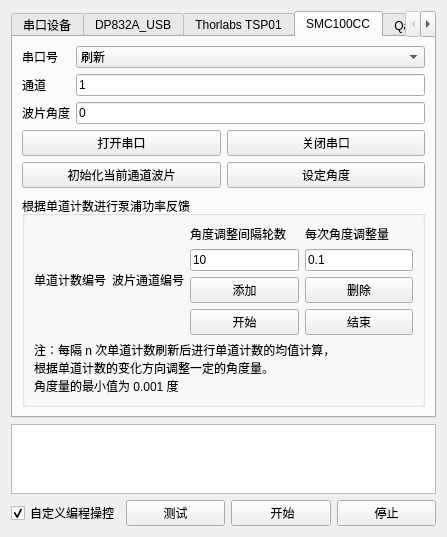
This is ui/externalapplicationswidget.ui in WhiteChimney/TDC-counter as Qt 5 draws it before an edit. The edited form follows.
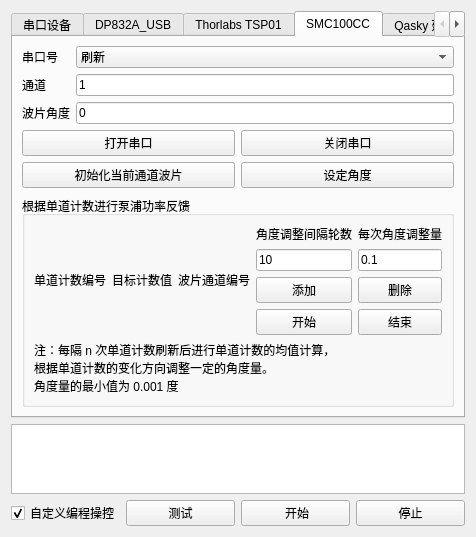
This is the edited form.

Commit message: 修改波片反馈代码

```diff
--- a/ui/externalapplicationswidget.ui
+++ b/ui/externalapplicationswidget.ui
@@ -680,13 +680,6 @@
           </item>
           <item row="0" column="0" rowspan="4">
            <layout class="QGridLayout" name="layoutAngleFeedback">
-            <item row="0" column="1">
-             <widget class="QLabel" name="label_34">
-              <property name="text">
-               <string>波片通道编号</string>
-              </property>
-             </widget>
-            </item>
             <item row="0" column="0">
              <widget class="QLabel" name="label_35">
               <property name="text">
@@ -694,6 +687,20 @@
               </property>
              </widget>
             </item>
+            <item row="0" column="2">
+             <widget class="QLabel" name="label_34">
+              <property name="text">
+               <string>波片通道编号</string>
+              </property>
+             </widget>
+            </item>
+            <item row="0" column="1">
+             <widget class="QLabel" name="label_30">
+              <property name="text">
+               <string>目标计数值</string>
+              </property>
+             </widget>
+            </item>
            </layout>
           </item>
           <item row="3" column="1">
```
The commit also changes 3 other files.
